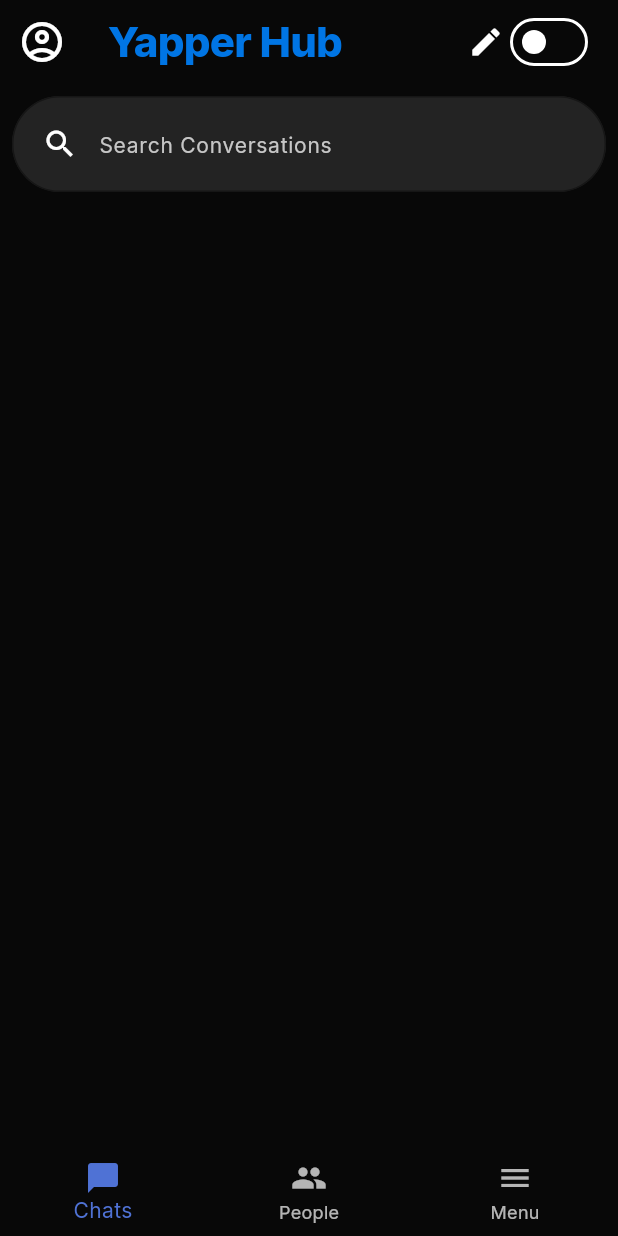
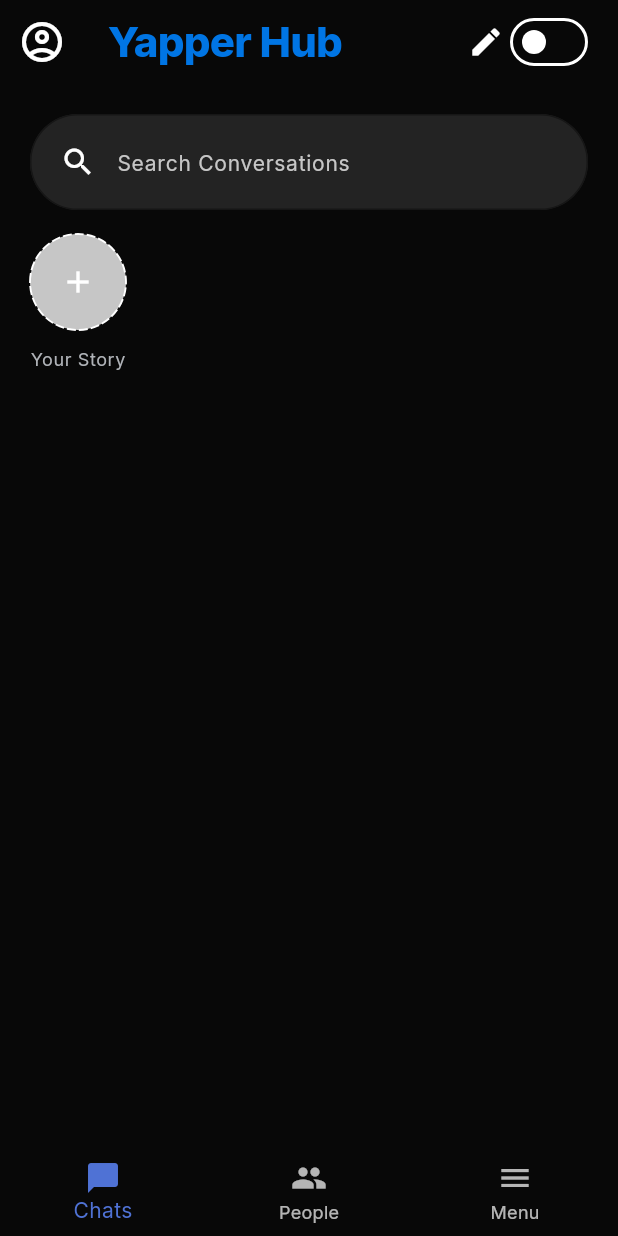
Before and after one commit to KaiKai-dev/Yapper-Hub, a Flutter app: the ChatsScreen screen opened by its route, on a phone screen of 412 x 824 dp. Run offline on Flutter 3.47's test engine with Material 3 defaults, Android fonts, the light colour scheme and no system bars; drawn by our look-alikes of dotted_border, toastification; our stand-ins replace dio, flutter_riverpod, flutter_secure_storage, flutter_svg, freezed_annotation, go_router and 3 more; accounts and stored records are empty; generated files the repository leaves out were written again.

Commit message:
dotted border on "Your Story"

```diff
--- a/lib/features/presentation/chats/chats.screen.dart
+++ b/lib/features/presentation/chats/chats.screen.dart
@@ -1,6 +1,7 @@
 import 'package:chat_app/core/theme/theme.provider.dart';
 import 'package:chat_app/core/widgets/inputs/app_text_field.widget.dart';
 import 'package:chat_app/features/domain/extensions/build_context.dart';
+import 'package:dotted_border/dotted_border.dart';
 import 'package:flutter/material.dart';
 import 'package:flutter_riverpod/flutter_riverpod.dart';
 
@@ -42,8 +43,9 @@ class _ChatsScreenState extends ConsumerState<ChatsScreen> {
       ),
       body: SingleChildScrollView(
         child: Padding(
-          padding: const EdgeInsets.all(8.0),
+          padding: const EdgeInsets.all(20.0),
           child: Column(
+            spacing: 16,
             children: [
               AppTextField(
                 hintText: "Search Conversations",
@@ -51,6 +53,52 @@ class _ChatsScreenState extends ConsumerState<ChatsScreen> {
                   Icons.search
                 ),
               ),
+              SingleChildScrollView(
+                child: Row(
+                  children: [
+                    Column(
+                      spacing: 12,
+                      children: [
+                        Container(
+                          decoration: BoxDecoration(
+                            color: context.theme.inputDecorationTheme.hintStyle!.color!,
+                            borderRadius: BorderRadius.circular(100)
+                          ),
+                          child: DottedBorder(
+                            options: RoundedRectDottedBorderOptions(
+                              strokeWidth: 1.25,
+                              radius: Radius.circular(100),
+                              padding: EdgeInsets.all(20),
+                              color: context.theme.colorScheme.onSurface,
+                              dashPattern: [6, 2],
+                            ),
+                            child: Icon(
+                              Icons.add
+                            )
+                          ),
+                        ),
+                        Text(
+                          "Your Story",
+                          style: context.textTheme.bodySmall,
+                        )
+                      ],
+                    )
+                    // Container(
+                    //   padding: EdgeInsets.all(16),
+                    //   decoration: BoxDecoration(
+                    //     border: Border.all(
+                    //       width: 1,
+                    //       style:
+                    //     ),
+                    //     borderRadius: BorderRadius.circular(100)
+                    //   ),
+                      // child: Icon(
+                      //   Icons.add
+                      // ),
+                    // )
+                  ],
+                ),
+              )
             ],
           ),
         ),
--- a/pubspec.yaml
+++ b/pubspec.yaml
@@ -28,6 +28,7 @@ dependencies:
   riverpod_annotation: ^4.0.0
   shared_preferences: ^2.5.5
   toastification: ^3.2.0
+  dotted_border: ^3.1.0
 
 dev_dependencies:
   flutter_test:
```
Also changed, not shown: pubspec.lock.
